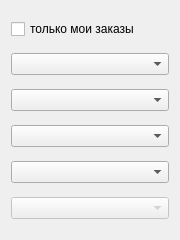
Above: models/repairtablefiltermenu.ui from solderercb/snap_crm before the change. Below: the same form after it.
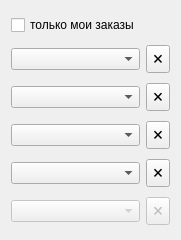
That is the form after the change.

```diff
--- a/models/repairtablefiltermenu.ui
+++ b/models/repairtablefiltermenu.ui
@@ -14,13 +14,6 @@
    <string>Form</string>
   </property>
   <layout class="QGridLayout" name="gridLayout">
-   <item row="3" column="0">
-    <widget class="QComboBox" name="comboBoxEmployee">
-     <property name="placeholderText">
-      <string>все сотрудники</string>
-     </property>
-    </widget>
-   </item>
    <item row="0" column="0">
     <widget class="QCheckBox" name="checkBoxOnlyMyOrders">
      <property name="text">
@@ -28,13 +21,6 @@
      </property>
     </widget>
    </item>
-   <item row="1" column="0">
-    <widget class="QComboBox" name="comboBoxOffice">
-     <property name="placeholderText">
-      <string>офис</string>
-     </property>
-    </widget>
-   </item>
    <item row="2" column="0">
     <widget class="QComboBox" name="comboBoxStatus">
      <property name="placeholderText">
@@ -42,6 +28,13 @@
      </property>
     </widget>
    </item>
+   <item row="3" column="0">
+    <widget class="QComboBox" name="comboBoxEmployee">
+     <property name="placeholderText">
+      <string>все сотрудники</string>
+     </property>
+    </widget>
+   </item>
    <item row="4" column="0">
     <widget class="QComboBox" name="comboBoxClients">
      <property name="placeholderText">
@@ -59,6 +52,96 @@
      </property>
     </widget>
    </item>
+   <item row="1" column="0">
+    <widget class="QComboBox" name="comboBoxOffice">
+     <property name="placeholderText">
+      <string>офис</string>
+     </property>
+    </widget>
+   </item>
+   <item row="1" column="1">
+    <widget class="QToolButton" name="toolButton">
+     <property name="sizePolicy">
+      <sizepolicy hsizetype="Fixed" vsizetype="Maximum">
+       <horstretch>0</horstretch>
+       <verstretch>0</verstretch>
+      </sizepolicy>
+     </property>
+     <property name="text">
+      <string notr="true">🗙</string>
+     </property>
+     <property name="toolButtonStyle">
+      <enum>Qt::ToolButtonTextOnly</enum>
+     </property>
+    </widget>
+   </item>
+   <item row="2" column="1">
+    <widget class="QToolButton" name="toolButton_2">
+     <property name="sizePolicy">
+      <sizepolicy hsizetype="Fixed" vsizetype="Maximum">
+       <horstretch>0</horstretch>
+       <verstretch>0</verstretch>
+      </sizepolicy>
+     </property>
+     <property name="text">
+      <string notr="true">🗙</string>
+     </property>
+     <property name="toolButtonStyle">
+      <enum>Qt::ToolButtonTextOnly</enum>
+     </property>
+    </widget>
+   </item>
+   <item row="3" column="1">
+    <widget class="QToolButton" name="toolButton_3">
+     <property name="sizePolicy">
+      <sizepolicy hsizetype="Fixed" vsizetype="Maximum">
+       <horstretch>0</horstretch>
+       <verstretch>0</verstretch>
+      </sizepolicy>
+     </property>
+     <property name="text">
+      <string notr="true">🗙</string>
+     </property>
+     <property name="toolButtonStyle">
+      <enum>Qt::ToolButtonTextOnly</enum>
+     </property>
+    </widget>
+   </item>
+   <item row="4" column="1">
+    <widget class="QToolButton" name="toolButton_4">
+     <property name="sizePolicy">
+      <sizepolicy hsizetype="Fixed" vsizetype="Maximum">
+       <horstretch>0</horstretch>
+       <verstretch>0</verstretch>
+      </sizepolicy>
+     </property>
+     <property name="text">
+      <string notr="true">🗙</string>
+     </property>
+     <property name="toolButtonStyle">
+      <enum>Qt::ToolButtonTextOnly</enum>
+     </property>
+    </widget>
+   </item>
+   <item row="5" column="1">
+    <widget class="QToolButton" name="toolButton_5">
+     <property name="enabled">
+      <bool>false</bool>
+     </property>
+     <property name="sizePolicy">
+      <sizepolicy hsizetype="Fixed" vsizetype="Maximum">
+       <horstretch>0</horstretch>
+       <verstretch>0</verstretch>
+      </sizepolicy>
+     </property>
+     <property name="text">
+      <string notr="true">🗙</string>
+     </property>
+     <property name="toolButtonStyle">
+      <enum>Qt::ToolButtonTextOnly</enum>
+     </property>
+    </widget>
+   </item>
   </layout>
  </widget>
  <resources/>
```
Left out of the diff: 7 changed lines with no effect on the pictures.
